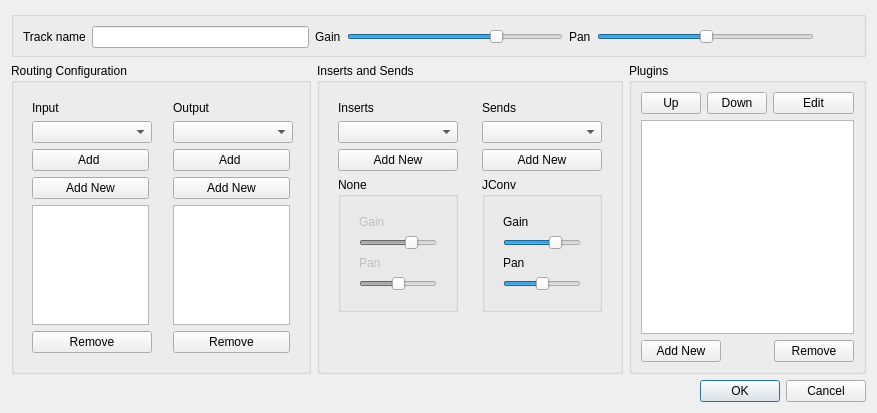
Before: the Qt Designer form src/sheetcanvas/ui/TTrackManagerDialog.ui in ErwanLegrand/Traverso-DAW, drawn with Qt 5.
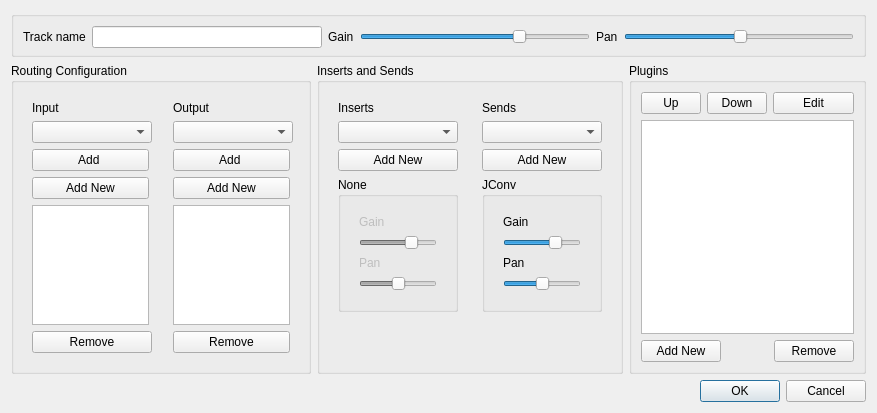
After: the same form once the commit is applied.

Commit message:
master subgroups can't change their name
disable the track name line edit.

Diff of the .ui file:
```diff
--- a/src/sheetcanvas/ui/TTrackManagerDialog.ui
+++ b/src/sheetcanvas/ui/TTrackManagerDialog.ui
@@ -69,22 +69,6 @@
           </property>
          </widget>
         </item>
-        <item>
-         <spacer name="horizontalSpacer">
-          <property name="orientation">
-           <enum>Qt::Horizontal</enum>
-          </property>
-          <property name="sizeType">
-           <enum>QSizePolicy::Minimum</enum>
-          </property>
-          <property name="sizeHint" stdset="0">
-           <size>
-            <width>40</width>
-            <height>20</height>
-           </size>
-          </property>
-         </spacer>
-        </item>
        </layout>
       </item>
      </layout>
```
The commit also changes 1 other file.
